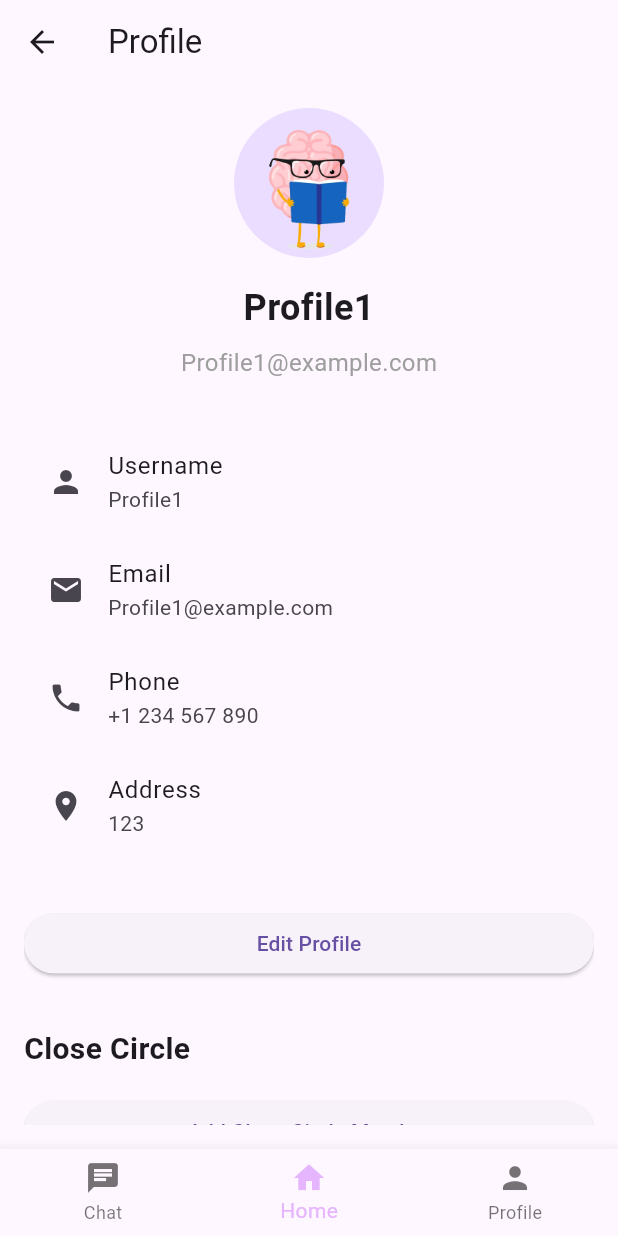
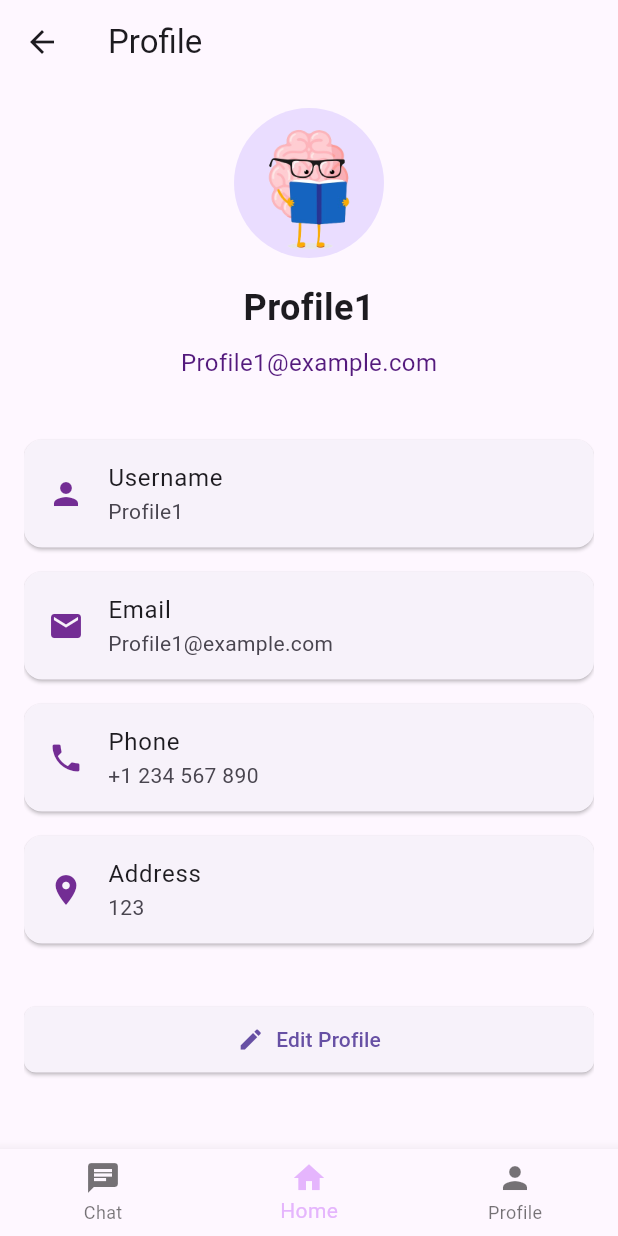
Before and after one commit to KarinaJoanna/living_without_shadows, a Flutter app: the ProfileScreen screen opened by its route, on a phone screen of 412 x 824 dp. Run offline on Flutter 3.47's test engine with Material 3 defaults, Android fonts, the phone set to English and light mode, and no system bars.

Commit message:
Update profile_screen.dart

```diff
--- a/lib/screens/profile_screen.dart
+++ b/lib/screens/profile_screen.dart
@@ -59,35 +59,47 @@ class _ProfileScreenState extends State<ProfileScreen> {
                     'Profile1@example.com',
                     style: TextStyle(
                       fontSize: 16,
-                      color: Colors.grey,
+                      color: Color.fromARGB(255, 84, 26, 125),
                     ),
                   ),
                 ],
               ),
             ),
             const SizedBox(height: 32),
-            const ListTile(
-              leading: Icon(Icons.person),
+            Card(
+              margin: const EdgeInsets.symmetric(vertical: 8),
+              child: ListTile(
+                leading: Icon(Icons.person, color: const Color.fromARGB(255, 115, 45, 148)),
                 title: Text('Username'),
                 subtitle: Text('Profile1'),
               ),
-            const ListTile(
-              leading: Icon(Icons.email),
+            ),
+            Card(
+              margin: const EdgeInsets.symmetric(vertical: 8),
+              child: ListTile(
+                leading: Icon(Icons.email, color:Color.fromARGB(255, 115, 45, 148)),
                 title: Text('Email'),
                 subtitle: Text('Profile1@example.com'),
               ),
-            const ListTile(
-              leading: Icon(Icons.phone),
+            ),
+            Card(
+              margin: const EdgeInsets.symmetric(vertical: 8),
+              child: ListTile(
+                leading: Icon(Icons.phone, color:Color.fromARGB(255, 115, 45, 148)),
                 title: Text('Phone'),
                 subtitle: Text('+1 234 567 890'),
               ),
-            const ListTile(
-              leading: Icon(Icons.location_on),
+            ),
+            Card(
+              margin: const EdgeInsets.symmetric(vertical: 8),
+              child: ListTile(
+                leading: Icon(Icons.location_on, color:Color.fromARGB(255, 115, 45, 148)),
                 title: Text('Address'),
                 subtitle: Text('123'),
               ),
+            ),
             const SizedBox(height: 32),
-            ElevatedButton(
+            ElevatedButton.icon(
               onPressed: () {
                 // Navigate to edit profile screen
                 Navigator.push(
@@ -95,7 +107,14 @@ class _ProfileScreenState extends State<ProfileScreen> {
                   MaterialPageRoute(builder: (context) => EditProfileScreen()),
                 );
               },
-              child: const Text('Edit Profile'),
+              icon: Icon(Icons.edit),
+              label: const Text('Edit Profile'),
+              style: ElevatedButton.styleFrom(
+                padding: const EdgeInsets.symmetric(vertical: 12, horizontal: 24),
+                shape: RoundedRectangleBorder(
+                  borderRadius: BorderRadius.circular(8.0),
+                ),
+              ),
             ),
             const SizedBox(height: 32),
             const Text(
@@ -106,17 +125,27 @@ class _ProfileScreenState extends State<ProfileScreen> {
               ),
             ),
             ...closeCircle.map((member) {
-              return ListTile(
+              return Card(
+                margin: const EdgeInsets.symmetric(vertical: 8),
+                child: ListTile(
                   title: Text(member.name),
                   subtitle: Text(
                       '${member.relationship}\n${member.email}\n${member.phone}'),
                   isThreeLine: true,
+                ),
               );
             }).toList(),
             const SizedBox(height: 16),
-            ElevatedButton(
+            ElevatedButton.icon(
               onPressed: _addCloseCircleMember,
-              child: const Text('Add Close Circle Member'),
+              icon: Icon(Icons.add),
+              label: const Text('Add Close Circle Member'),
+              style: ElevatedButton.styleFrom(
+                padding: const EdgeInsets.symmetric(vertical: 12, horizontal: 24),
+                shape: RoundedRectangleBorder(
+                  borderRadius: BorderRadius.circular(8.0),
+                ),
+              ),
             ),
           ],
         ),
```
Lines whose indentation alone changed are shown as unchanged.
